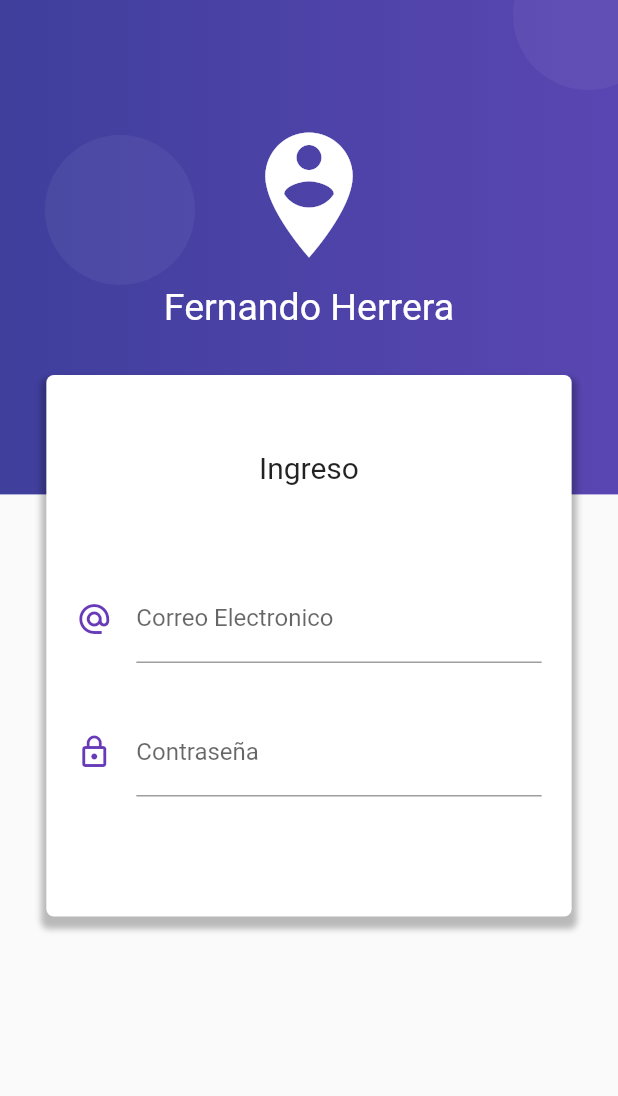
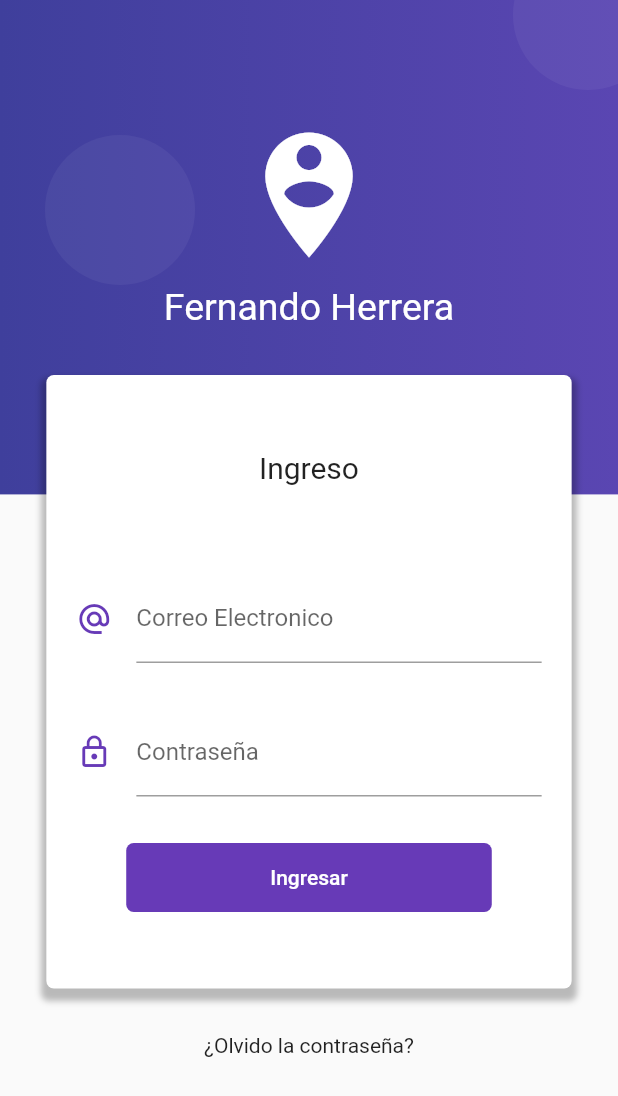
Before and after one commit to jddios837/flutter_login_app, a Flutter app: the screen it shows after launch, on a phone screen of 412 x 824 dp. Shown: the top 1096 px of the screen. Run offline on Flutter 3.47's test engine with Material 2 defaults, Android fonts, the phone set to English and light mode, and no system bars.

Commit message:
Mockup login base

```diff
--- a/lib/src/pages/login_page.dart
+++ b/lib/src/pages/login_page.dart
@@ -52,9 +52,12 @@ class LoginPage extends StatelessWidget {
                 SizedBox(height: 30.0),
                 _crearPassword(),
                 SizedBox(height: 30.0),
+                _crearBoton()
               ],
             ),
-          )
+          ),
+          Text('¿Olvido la contraseña?'),
+          SizedBox(height: 100.0,)
         ],
       ),
     );
@@ -90,8 +93,18 @@ class LoginPage extends StatelessWidget {
 
   Widget _crearBoton() {
     return RaisedButton(
-
-    )
+      child: Container(
+        padding: EdgeInsets.symmetric(horizontal: 80.0, vertical: 15.0),
+        child: Text('Ingresar'),
+      ),
+      shape: RoundedRectangleBorder(
+        borderRadius: BorderRadius.circular(5.0)
+      ),
+      elevation: 0.0,
+      color: Colors.deepPurple,
+      textColor: Colors.white,
+      onPressed: () {},
+    );
   }
 
   Widget _crearFondo(BuildContext context) {
```
